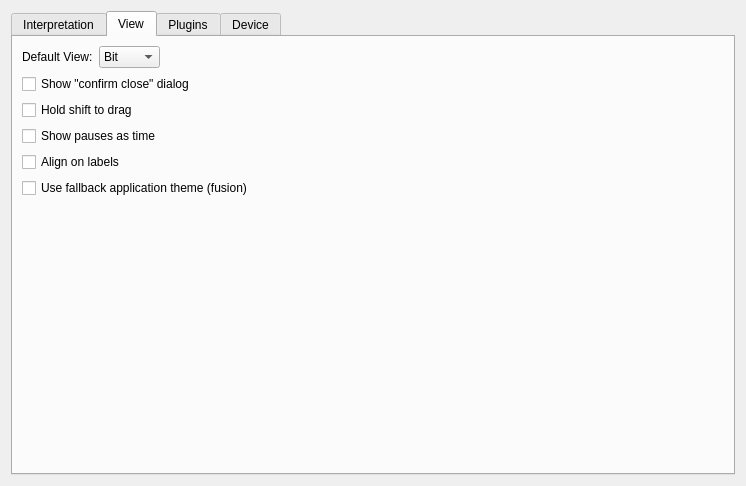
The window that ui/options.ui (jopohl/urh) describes before a commit, drawn with Qt 5.
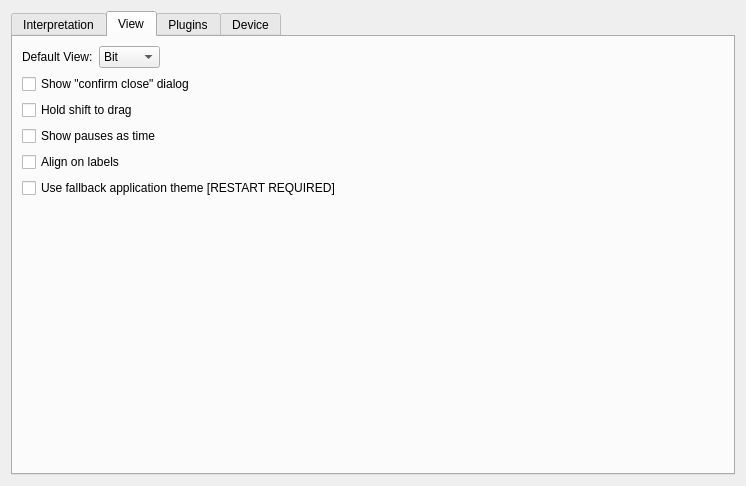
The same window after the commit.

Commit message: when setting fallback override qt5ct

```diff
--- a/ui/options.ui
+++ b/ui/options.ui
@@ -230,7 +230,7 @@
           <string>Tick this option if you experience problems with you current Qt theme like no colors in table headers.</string>
          </property>
          <property name="text">
-          <string>Use fallback application theme (fusion)</string>
+          <string>Use fallback application theme [RESTART REQUIRED]</string>
          </property>
         </widget>
        </item>
```
The commit also changes 1 other file.
